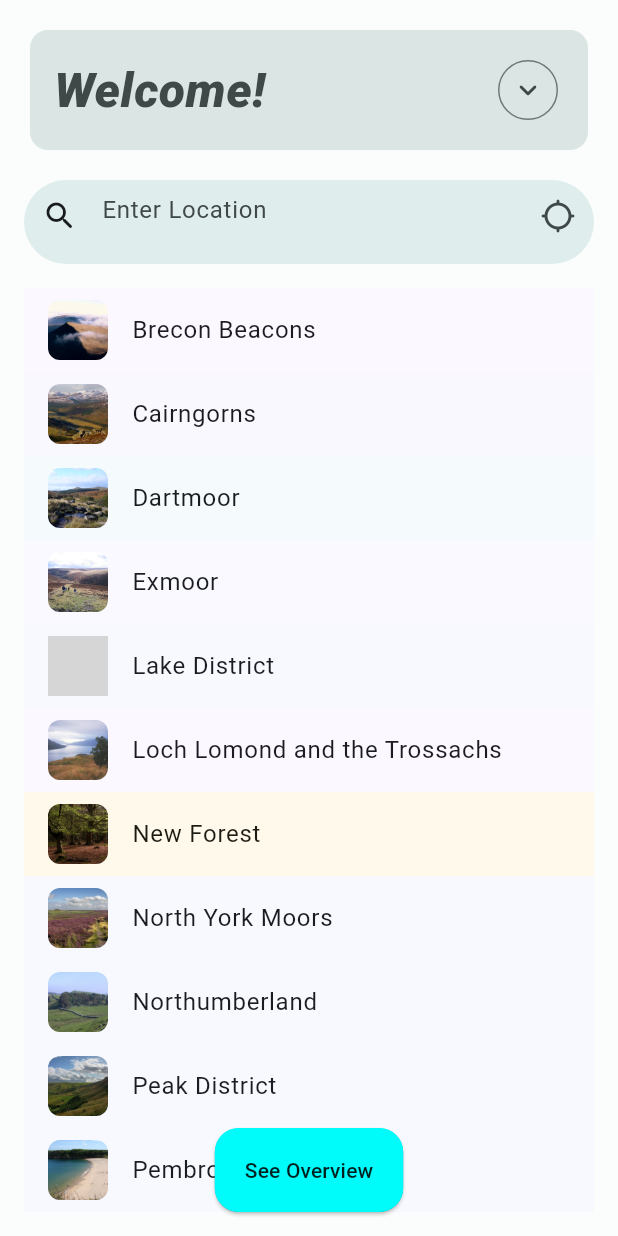
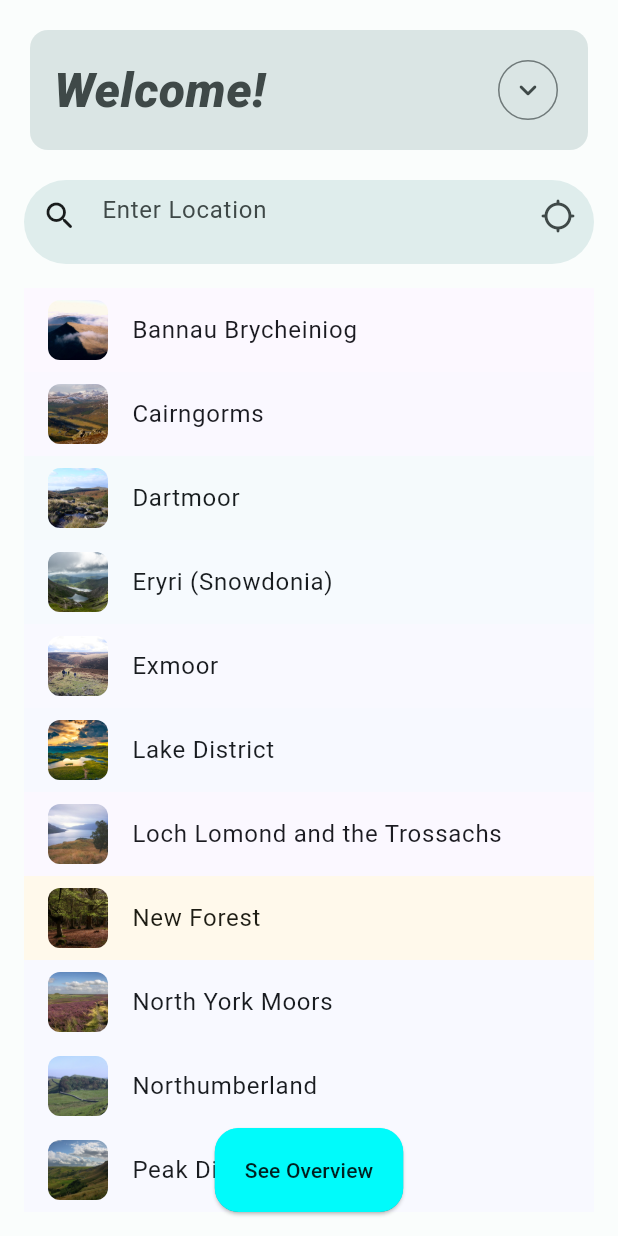
Before and after one commit to moramento22/KV6003-individual-project, a Flutter app: the screen it shows after launch, on a phone screen of 412 x 824 dp. Run offline on Flutter 3.47's test engine with Material 2 defaults, Android fonts, the phone set to English and light mode, and no system bars; our stand-ins replace google_fonts; grey boxes are pictures that could not be loaded.

Commit message:
Added descriptions to all parks. Changed few photos for better performance and changed the rendering depending on the dark mode of the device.

```diff
--- a/kv6003/lib/main.dart
+++ b/kv6003/lib/main.dart
@@ -27,63 +27,111 @@ class SearchPage extends StatefulWidget {
   State<SearchPage> createState() => _SearchPageState();
 }
 
+class Park{
+  String name;
+  String photo;
+  Color color;
+  String description;
+
+  Park({required this.name, required this.photo, required this.color, required this.description});
+}
+
+List<Park> parks = [
+  Park(
+      name: "Bannau Brycheiniog",
+      photo: "assets/images/Brecon_beacons_arp.jpg",
+      color: const Color(0xFFE6E4FC),
+      description: "Bannau Brycheiniog (previously known as Brecon Beacons) is one of the three national parks in Wales, designated as one in 1957, last out of the three. It covers a 1344 km sq (519 sq mi) area of mountains, hills and forests in south eastern Wales.\n\nThe photograph above shows the view from the highest mountain in the park Pen Y Fan onto another mountain, Cribyn.\n"
+  ),
+  Park(
+      name: "Cairngorms",
+      photo: "assets/images/The_Cairngorms_-_geograph.org.uk_-_1766434.jpg",
+      color: const Color(0xFF969BB4),
+      description: "Cairngorms National Park (Pàirc Nàiseanta a' Mhonaidh Ruaidh in Scottish Gaelic) is one of the two national parks in Scotland and was established in 2003. It covers the Cairngorms mountain range as well as hills around it. It is the largest national park in the UK.\n\nThe photo above shows the view onto the park from the Morrone hill, in Aberdeenshire.\n"
+  ),
+  Park(
+      name: "Dartmoor",
+      photo: "assets/images/View_to_Sharpitor_from_Meavy.jpeg",
+      color: const Color(0xFFC4F1FF),
+      description: "Dartmoor National Park is located in southern Devon in England. It was established in 1951. It covers 954 sq km (368 sq mi) of moorland. It is known for its exposed granite hilltops known as tors.\n\nThe photograph above shows the view of the river Meavy in the foreground, with two of the park's tors, Sharpitor and Leather Tor, in the background.\n"
+  ),
+  Park(
+      name: "Eryri (Snowdonia)",
+      photo: "assets/images/josh-kirk-T_3JkNB08tk-unsplash.jpg",
+      color: const Color(0xFF8DA0AE),
+      description: "Eryri (also known as Snowdonia in English) is a national park in northwest Wales. It was the first one established in Wales, in 1951. It is known for the mountain range from which the park takes its name as well as the range's highest mountain Yr Wyddfa (Snowdon) which is also the highest mountain in Wales.\n\nThe photo above shows the view onto Glaslyn and Llyn Llydaw lakes in the park.\n"
+  ),
+  Park(
+      name: "Exmoor",
+      photo: "assets/images/Malmsmead_Hill,_Exmoor_-_geograph.org.uk_-_80944.jpg",
+      color: const Color(0xFFB8D1FF),
+      description: "Exmoor National Park is located mainly in western Somerset with parts of it in north Devon, in England. It was established in 1954 and is mainly comprised of hilly moorland. Its largest settlements are Porlock, Dulverton, Lynton and Lynmouth.\n\nThe photo above shows the footpath onto one of the park's hills, Malmsmead.\n"
+  ),
+  Park(
+    name: "Lake District",
+    photo: "assets/images/jonny-gios-cwlMZzwHmCg-unsplash.jpg",
+    color: const Color(0xFF012135),
+    description: "Lake District is a national park in northwestern England. It is the second largest national park in the UK and was also second to be designated as one in 1951. As the name suggests, it is famous for its many lakes, but also for its mountains.\n\nThe photo shows the view onto Angle Tarn, which is a mountain lake within the park.\n"
+  ),
+  Park(
+    name: "Loch Lomond and the Trossachs",
+    photo: "assets/images/Loch_Katrine.jpg",
+    color: const Color(0xFF7A7C93),
+    description: "Loch Lomond and the Trossachs National Park (Pàirc Nàiseanta Loch Laomainn is nan Tròisichean in Scottish Gaelic) is located in central Scotland, lying north of Glasgow. It was established in 2002, a first national park in Scotland. It is centered around Loch Lomond and also comprises the hilly, wooded area of the Trossachs.\n\nThe photograph is showing the view onto the Loch Katrine, inside the park.\n"
+  ),
+  Park(
+    name: "New Forest",
+    photo: "assets/images/Beech_trees_in_Mallard_Wood,_New_Forest_-_geograph.org.uk_-_779513.jpg",
+    color: const Color(0xFF322C05),
+    description: "The New Forest national park covers a vast area of unenclosed pasture land, heathland and forest in southern England. It lies partly in Hampshire and partly in Wiltshire. It's a second newest national park in the UK, being established in 2005.\n\nThe photo shows Beech trees in Mallard Wood, which is a part of New Forest.\n"
+  ),
+  Park(
+    name: "North York Moors",
+    photo: "assets/images/Heather_moorland_on_the_North_York_Moors.jpg",
+    color: const Color(0xFF6088BC),
+    description: "North York Moors national park is located in the eastern part of the North Yorkshire county in northern England. It stretches from the North Sea coast in the east to the Vale of Mowbray in the west which separates it from Yorkshire Dales. It mainly covers upland area with one of the biggest expanses of heather moorland within it.\n\nThe photograph shows an example of a heather moorland located within the park.\n"
+  ),
+  Park(
+    name: "Northumberland",
+    photo: "assets/images/Northumberland_National_Park.jpg",
+    color: const Color(0xFFAFCEFD),
+    description: "Northumberland is a national park entirely located within the Northumberland county, in north east England, from which it takes its name. It's the most northern of English national parks. It covers a varied terrain with hills and moorland featuring in it.\n\nThe photo shows the view onto the Hadrian's Wall, of which central part lies within the park.\n"
+  ),
+  Park(
+    name: "Peak District",
+    photo: "assets/images/Mam_Tor.jpg",
+    color: const Color(0xFF385171),
+    description: "Peak District is a national park covering an upland area in the central part of northern England. It forms the southern end of the Pennines hill range and is mostly located within Derbyshire. Despite its name it mostly consists of soft hills, rather than sharp peaks.\n\nThe photo above is of the Mam Tor hill, within the park, near Castleton in Derbsyhire.\n"
+  ),
+  Park(
+    name: "Pembrokeshire Coast",
+    photo: "assets/images/Barafundle_Bay_beach_(May_2009).jpg",
+    color: const Color(0xFF82B1E2),
+    description: "Pembrokeshire Coast (Arfordir Penfro in Welsh) is located in southwestern Wales, along its namesake coast. It is the only national park in the UK largely composed of coastal landscape. The landscape includes cliffs, beaches and hills.\n\nThe photo shows Barafundle Bay (Bae Barafundle) which is a sandy beach within the park.\n"
+  ),
+  Park(
+    name: "South Downs",
+    photo: "assets/images/Devils_Dyke.jpg",
+    color: const Color(0xFF4285F4),
+    description: "South Downs is a national park located in southern England. It lies within the counties of Hampshire, West Sussex and East Sussex. It is the newest national park in UK, established in 2010. It includes a range of chalk hills from which the park takes its name as well as an area of undulating countryside called the Western Weald.\n\nThe photo shows a view of the South Downs from the Devil's Dyke, which is a valley within the park.\n"
+  ),
+  Park(
+    name: "The Broads",
+    photo: "assets/images/Breydon-north.jpg",
+    color: const Color(0xFF4285F4),
+    description: "The Broads is a network of mostly navigable lakes and rivers in eastern England, in the counties of Suffolk and Norfolk. Although not a national park by law, the authority managing the area has similar rights and responsibilities and was established in 1989. Lakes in the area, known as broads, were formed by flooding peat (turf) workings in the area.\n\nThe photo is of two rivers Yare and Waveney merging into Breydon Water in the area.\n"
+  ),
+  Park(
+    name: "Yorkshire Dales",
+    photo: "assets/images/1080px-Aysgarth_Falls_9190.jpg",
+    color: const Color(0xFF979870),
+    description: "Yorkshire Dales National Park lies mostly in North Yorkshire, in northern England. It mostly consists of upland landscape with valleys or dales mixed in. It covers central part of the Pennines. It is seperated from the North York Moors national park by the Vale of Mowbray, to the east of the park. The park was established in 1954. Over 95% of the park is privately owned.\n\nThe photo is of a section of Aysgarth Falls in the park.\n"
+  )
+];
+
 class _SearchPageState extends State<SearchPage> {
   int _selectedIndex = -1;
-  String _selectedPark = "";
-  Color _selectedSeed = const Color(0xFFFFFFFF);
-  String _selectedPhoto = "";
-  List<String> nationalParks = [
-    "Brecon Beacons",
-    "Cairngorns",
-    "Dartmoor",
-    "Exmoor",
-    "Lake District",
-    "Loch Lomond and the Trossachs",
-    "New Forest",
-    "North York Moors",
-    "Northumberland",
-    "Peak District",
-    "Pembrokeshire Coast",
-    "Snowdonia",
-    "South Downs",
-    "The Broads",
-    "Yorkshire Dales"
-  ];
-  List<String> nationalParksPhotos = [
-    "assets/images/Brecon_beacons_arp.jpg",
-    "assets/images/The_Cairngorms_-_geograph.org.uk_-_1766434.jpg",
-    "assets/images/View_to_Sharpitor_from_Meavy.jpeg",
-    "assets/images/Malmsmead_Hill,_Exmoor_-_geograph.org.uk_-_80944.jpg",
-    "assets/images/Keswick_Panorama_-_Oct_2009.jpg",
-    "assets/images/Loch_Katrine.jpg",
-    "assets/images/Beech_trees_in_Mallard_Wood,_New_Forest_-_geograph.org.uk_-_779513.jpg",
-    "assets/images/Heather_moorland_on_the_North_York_Moors.jpg",
-    "assets/images/Northumberland_National_Park.jpg",
-    "assets/images/Mam_Tor.jpg",
-    "assets/images/Barafundle_Bay_beach_(May_2009).jpg",
-    "assets/images/Llyn_Llydaw_from_Crib_Goch_2.jpg",
-    "assets/images/Devils_Dyke.jpg",
-    "assets/images/Breydon-north.jpg",
-    "assets/images/2015_Swaledale_from_Kisdon_Hill.jpg"
-  ];
 
-  List<Color> nationalParksSeeds = [
-    const Color(0xFFE6E4FC),
-    const Color(0xFF969BB4),
-    const Color(0xFFC4F1FF),
-    const Color(0xFFB8D1FF),
-    const Color(0xFFABC0E2),
-    const Color(0xFF7A7C93),
-    const Color(0xFF322C05),
-    const Color(0xFF6088BC),
-    const Color(0xFFAFCEFD),
-    const Color(0xFF385171),
-    const Color(0xFF82B1E2),
-    const Color(0xFF4285F4),
-    const Color(0xFF4285F4),
-    const Color(0xFF4285F4),
-    const Color(0xFFA1C2D5)
-  ];
   @override
   Widget build(BuildContext context) {
     var brightness = MediaQuery.of(context).platformBrightness;
@@ -161,30 +209,29 @@ class _SearchPageState extends State<SearchPage> {
                         height: 64,
                       );
                     }
-                    if (isDarkMode) {
                       return ListTile(
                         tileColor: ColorScheme.fromSeed(
-                                brightness: Brightness.dark,
-                                seedColor: nationalParksSeeds[index])
+                                brightness: isDarkMode ? Brightness.dark : Brightness.light,
+                                seedColor: parks[index].color)
                             .surface,
                         textColor: ColorScheme.fromSeed(
-                                brightness: Brightness.dark,
-                                seedColor: nationalParksSeeds[index])
+                                brightness: isDarkMode ? Brightness.dark : Brightness.light,
+                                seedColor: parks[index].color)
                             .onSurface,
                         selectedTileColor: ColorScheme.fromSeed(
-                                brightness: Brightness.dark,
-                                seedColor: nationalParksSeeds[index])
+                                brightness: isDarkMode ? Brightness.dark : Brightness.light,
+                                seedColor: parks[index].color)
                             .onSurface
                             .withOpacity(0.12),
                         selectedColor: ColorScheme.fromSeed(
-                                brightness: Brightness.dark,
-                                seedColor: nationalParksSeeds[index])
+                                brightness: isDarkMode ? Brightness.dark : Brightness.light,
+                                seedColor: parks[index].color)
                             .onSurface,
-                        title: Text(nationalParks[index]),
+                        title: Text(parks[index].name),
                         leading: ClipRRect(
                             borderRadius: BorderRadius.circular(8),
                             child: Image.asset(
-                              nationalParksPhotos[index],
+                              parks[index].photo,
                               fit: BoxFit.cover,
                               height: 40,
                               width: 40,
@@ -193,47 +240,9 @@ class _SearchPageState extends State<SearchPage> {
                         onTap: () {
                           setState(() {
                             _selectedIndex = index;
-                            _selectedPark = nationalParks[index];
-                            _selectedPhoto = nationalParksPhotos[index];
-                            _selectedSeed = nationalParksSeeds[index];
                           });
                         },
                       );
-                    } else {
-                      return ListTile(
-                        tileColor: ColorScheme.fromSeed(
-                                seedColor: nationalParksSeeds[index])
-                            .surface,
-                        textColor: ColorScheme.fromSeed(
-                                seedColor: nationalParksSeeds[index])
-                            .onSurface,
-                        selectedTileColor: ColorScheme.fromSeed(
-                                seedColor: nationalParksSeeds[index])
-                            .onSurface
-                            .withOpacity(0.12),
-                        selectedColor: ColorScheme.fromSeed(
-                                seedColor: nationalParksSeeds[index])
-                            .onSurface,
-                        title: Text(nationalParks[index]),
-                        leading: ClipRRect(
-                            borderRadius: BorderRadius.circular(8),
-                            child: Image.asset(
-                              nationalParksPhotos[index],
-                              fit: BoxFit.cover,
-                              height: 40,
-                              width: 40,
-                            )),
-                        selected: index == _selectedIndex,
-                        onTap: () {
-                          setState(() {
-                            _selectedIndex = index;
-                            _selectedPark = nationalParks[index];
-                            _selectedPhoto = nationalParksPhotos[index];
-                            _selectedSeed = nationalParksSeeds[index];
-                          });
-                        },
-                      );
-                    }
                   }),
             ))
           ]),
@@ -261,7 +270,7 @@ class _SearchPageState extends State<SearchPage> {
           openColor: Theme.of(context).colorScheme.surface,
           openBuilder: (context, close) => Theme(
             data: ThemeData.from(
-              colorScheme: isDarkMode ? ColorScheme.fromSeed(seedColor: _selectedSeed, brightness: Brightness.dark) : ColorScheme.fromSeed(seedColor: _selectedSeed)
+              colorScheme: isDarkMode ? ColorScheme.fromSeed(seedColor: parks[_selectedIndex].color, brightness: Brightness.dark) : ColorScheme.fromSeed(seedColor: parks[_selectedIndex].color)
             ),
             child: Scaffold(
               extendBodyBehindAppBar: true,
@@ -275,13 +284,13 @@ class _SearchPageState extends State<SearchPage> {
                           height: 285,
                           child: Card(
                             shape: RoundedRectangleBorder(borderRadius: BorderRadius.circular(12)),
-                            color: isDarkMode ? ColorScheme.fromSeed(seedColor: _selectedSeed, brightness: Brightness.dark).surfaceVariant : ColorScheme.fromSeed(seedColor: _selectedSeed).surfaceVariant,
+                            color: isDarkMode ? ColorScheme.fromSeed(seedColor: parks[_selectedIndex].color, brightness: Brightness.dark).surfaceVariant : ColorScheme.fromSeed(seedColor: parks[_selectedIndex].color).surfaceVariant,
                             clipBehavior: Clip.antiAlias,
                             elevation: 0,
                             child: Column(
                               crossAxisAlignment: CrossAxisAlignment.stretch,
                               children: [
-                                ClipRRect(borderRadius: BorderRadius.circular(12), child: Image.asset(_selectedPhoto, height: 229, fit: BoxFit.cover)),
+                                ClipRRect(borderRadius: BorderRadius.circular(12), child: Image.asset(parks[_selectedIndex].photo, height: 229, fit: BoxFit.cover)),
                                 Expanded(
                                   child: Align(
                                     alignment: Alignment.centerLeft,
@@ -289,8 +298,8 @@ class _SearchPageState extends State<SearchPage> {
                                       padding: const EdgeInsets.all(8.0),
                                       child: FittedBox(
                                         fit: BoxFit.scaleDown,
-                                        child: Text(_selectedPark, textAlign: TextAlign.left, style: GoogleFonts.robotoSerif(
-                                          color: isDarkMode ? ColorScheme.fromSeed(seedColor: _selectedSeed, brightness: Brightness.dark).onSurfaceVariant : ColorScheme.fromSeed(seedColor: _selectedSeed).onSurfaceVariant,
+                                        child: Text(parks[_selectedIndex].name, textAlign: TextAlign.left, style: GoogleFonts.robotoSerif(
+                                          color: isDarkMode ? ColorScheme.fromSeed(seedColor: parks[_selectedIndex].color, brightness: Brightness.dark).onSurfaceVariant : ColorScheme.fromSeed(seedColor: parks[_selectedIndex].color).onSurfaceVariant,
                                             fontStyle: FontStyle.italic,
                                             fontSize: Theme.of(context).textTheme.headlineLarge?.fontSize,
                                             fontWeight: FontWeight.w900,
@@ -307,10 +316,11 @@ class _SearchPageState extends State<SearchPage> {
                         Expanded(
                           child: Padding(
                             padding: const EdgeInsets.only(top: 8.0),
+                            child: SingleChildScrollView(
                               child: Column(
                                 children: [
                                   Text(
-                                    "Peak District is an upland national park at the southern end of the Pennines. It mostly lies in the county of Derbyshire.\n",
+                                      parks[_selectedIndex].description,
                                       style: GoogleFonts.robotoFlex(
                                           fontSize: Theme.of(context).textTheme.bodyLarge?.fontSize,
                                           fontWeight: Theme.of(context).textTheme.bodyLarge?.fontWeight,
@@ -330,6 +340,7 @@ class _SearchPageState extends State<SearchPage> {
                                       )
                                   )
                                 ],
+                              ),
                             ),
                           )
                         ),
```
Also changed, not shown: kv6003/assets/images/1080px-Aysgarth_Falls_9190.jpg (added), kv6003/assets/images/jonny-gios-cwlMZzwHmCg-unsplash.jpg (added), kv6003/assets/images/josh-kirk-T_3JkNB08tk-unsplash.jpg (added). Lines whose indentation alone changed are shown as unchanged.
